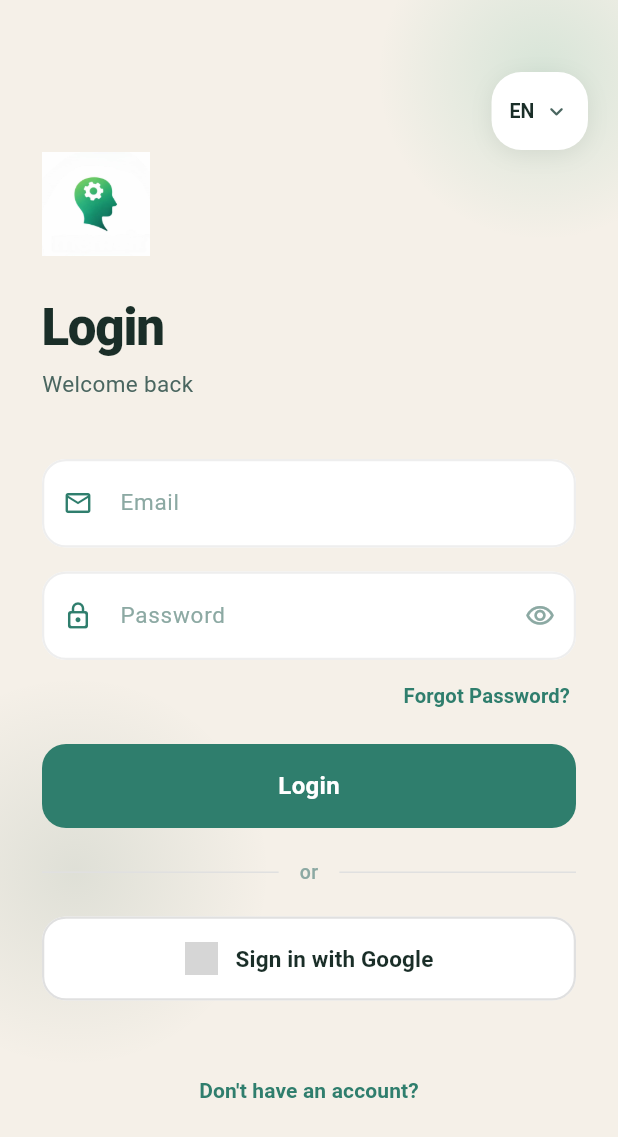
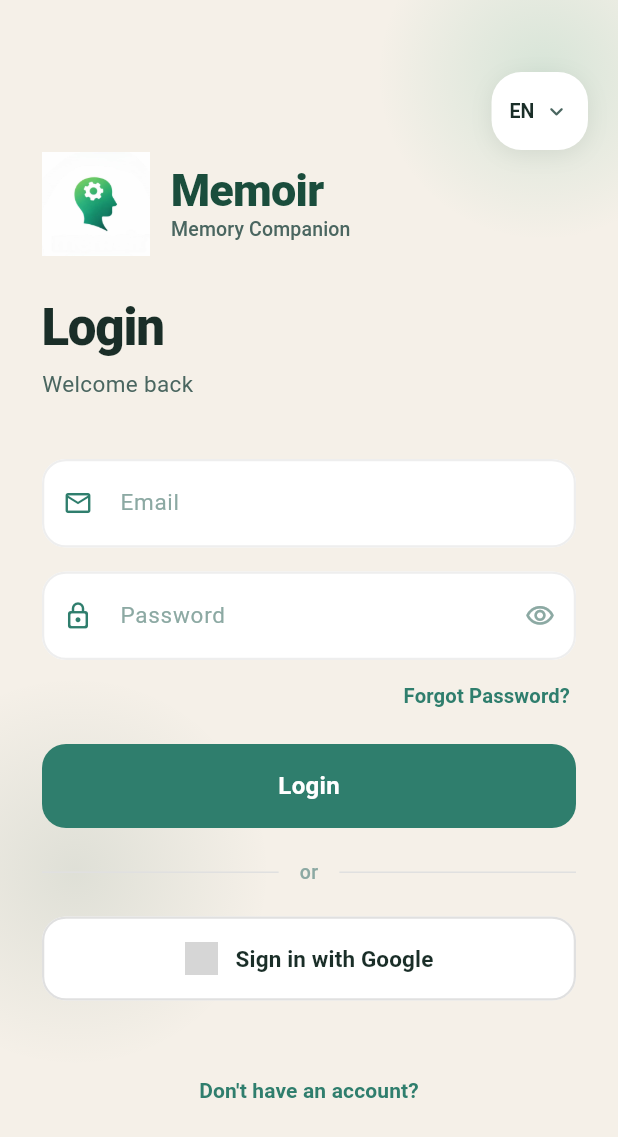
Before and after one commit to BhuwanSoni/dimentia, a Flutter app: the screen it shows after launch, on a phone screen of 412 x 824 dp. Shown: the top 1137 px of the screen. Run offline on Flutter 3.47's test engine with Material 3 defaults, Android fonts, the phone set to English and light mode, and no system bars; our stand-ins replace cached_network_image, cloud_firestore, emoji_picker_flutter, firebase_auth, firebase_core, firebase_storage and 10 more; missing offline and left inert: flutter_phone_direct_caller; accounts and stored records are empty; network calls fail; project files that could hold a hidden picture were left out; grey boxes are pictures that could not be loaded.

```diff
--- a/dementia-app-main-22/lib/login_page.dart
+++ b/dementia-app-main-22/lib/login_page.dart
@@ -427,11 +427,41 @@ class _LoginPageState extends State<LoginPage>
                     children: [
                       const SizedBox(height: 100),
 
-                      // ── Logo ──────────────────────────────────────
-                      Image.asset(
-                        'assets/images/logo.png',
-                        width: 72,
-                        height: 72,
+                      // ── Logo + app name ───────────────────────────
+                      Row(
+                        children: [
+                          Image.asset(
+                            'assets/images/logo.png',
+                            width: 72,
+                            height: 72,
+                          ),
+                          const SizedBox(width: 14),
+                          Column(
+                            crossAxisAlignment: CrossAxisAlignment.start,
+                            mainAxisSize: MainAxisSize.min,
+                            children: const [
+                              Text(
+                                'Memoir',
+                                style: TextStyle(
+                                  fontSize: 30,
+                                  fontWeight: FontWeight.w800,
+                                  color: _forest,
+                                  letterSpacing: -0.5,
+                                  height: 1.1,
+                                ),
+                              ),
+                              Text(
+                                'Memory Companion',
+                                style: TextStyle(
+                                  fontSize: 13,
+                                  fontWeight: FontWeight.w500,
+                                  color: _textMid,
+                                  letterSpacing: 0.1,
+                                ),
+                              ),
+                            ],
+                          ),
+                        ],
                       ),
 
                       const SizedBox(height: 28),
```
Also changed, not shown: dementia-app-main-22/lib/chatbot.dart (+33 -12 lines), dementia-app-main-22/lib/home.dart (+29 -1 lines), 1 other file.
